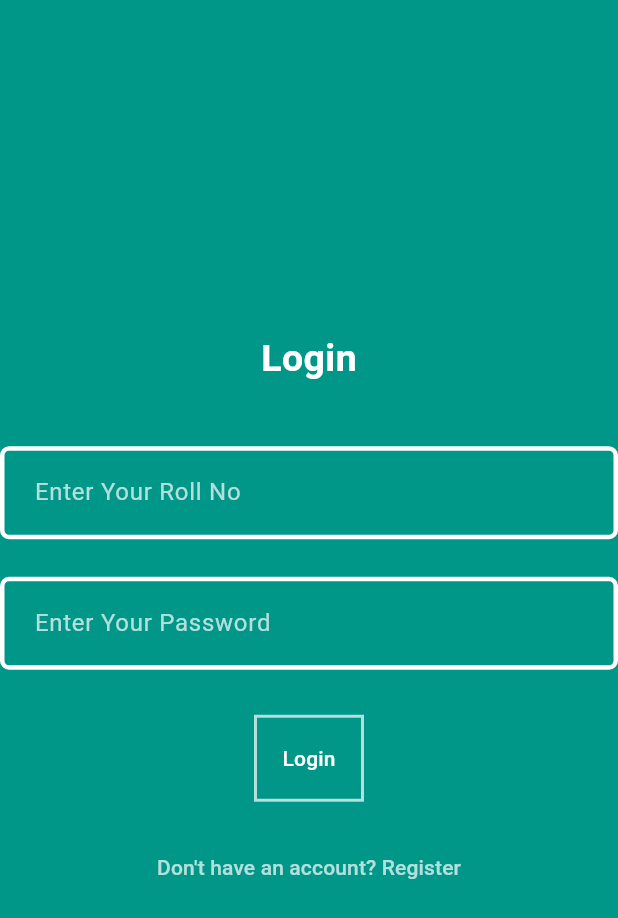
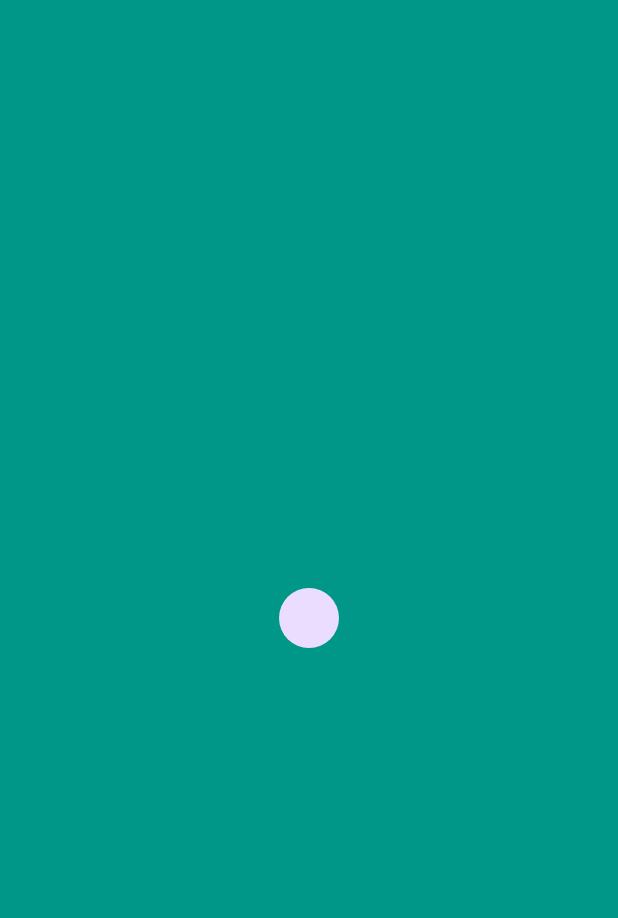
Before and after one commit to ankith5980/qrapp, a Flutter app: the screen it shows after launch, on a phone screen of 412 x 824 dp. Shown: the top 918 px of the screen. Run offline on Flutter 3.47's test engine with Material 3 defaults, Android fonts, the phone set to English and light mode, and no system bars; our stand-ins replace qr_flutter; missing offline and left inert: mobile_scanner.

Commit message:
New Commit 14/03/2024

```diff
--- a/lib/main.dart
+++ b/lib/main.dart
@@ -1,7 +1,6 @@
 import 'package:flutter/material.dart';
 import 'package:qrapp/loginscreen.dart';
-import 'package:qrapp/qrscreen.dart';
-import 'package:qrapp/registration.dart';
+import 'package:qrapp/profilescreen.dart';
 
 void main() {
   runApp(const QrApp());
@@ -19,7 +18,7 @@
   Widget build(BuildContext context) {
     return MaterialApp(
       debugShowCheckedModeBanner: false,
-      home: LogIn(),
+      home: Profile(),
     );
   }
 }
--- a/lib/profilescreen.dart
+++ b/lib/profilescreen.dart
@@ -0,0 +1,32 @@
+import 'package:flutter/material.dart';
+
+class Profile extends StatefulWidget {
+  const Profile({super.key});
+
+  @override
+  State<Profile> createState() => _ProfileState();
+}
+
+class _ProfileState extends State<Profile> {
+  @override
+  Widget build(BuildContext context) {
+    return MaterialApp(
+      debugShowCheckedModeBanner: false,
+      color: Colors.teal,
+      home: Scaffold(
+        backgroundColor: Colors.teal,
+        body: Center(
+          child: Column(
+            mainAxisAlignment: MainAxisAlignment.center,
+            crossAxisAlignment: CrossAxisAlignment.center,
+            children: [
+              CircleAvatar(
+
+              ),
+            ],
+          ),
+        ),
+      ),
+    );
+  }
+}
--- a/pubspec.yaml
+++ b/pubspec.yaml
@@ -36,6 +36,7 @@ dependencies:
   # Use with the CupertinoIcons class for iOS style icons.
   cupertino_icons: ^1.0.6
   qr_flutter: ^4.1.0
+  mobile_scanner: ^2.1.0
 
 dev_dependencies:
   flutter_test:
```
Also changed, not shown: lib/imagescreen.dart (+35 -0 lines), lib/qrscreen.dart (+8 -1 lines), pubspec.lock, 2 other files.
